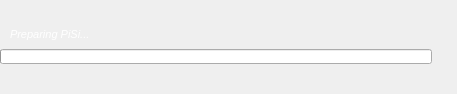
This is kde/package-manager/manager/ui/progressdialog_v4.ui in pars-linux/uludag as Qt 5 draws it before an edit. The edited form follows.
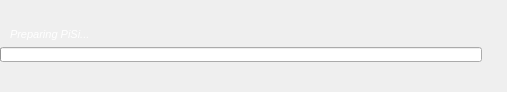
This is the edited form. Icons and pictures are not drawn.

Patch:
```diff
--- a/kde/package-manager/manager/ui/progressdialog_v4.ui
+++ b/kde/package-manager/manager/ui/progressdialog_v4.ui
@@ -6,8 +6,8 @@
    <rect>
     <x>0</x>
     <y>0</y>
-    <width>457</width>
-    <height>94</height>
+    <width>507</width>
+    <height>92</height>
    </rect>
   </property>
   <property name="sizePolicy">
@@ -19,6 +19,12 @@
   <property name="windowTitle">
    <string>Form</string>
   </property>
+  <property name="styleSheet">
+   <string notr="true">QTextEdit, QTextBrowser {
+background:rgba(0,0,0,0);
+color:white;
+}</string>
+  </property>
   <layout class="QGridLayout" name="gridLayout">
    <property name="margin">
     <number>0</number>
@@ -34,30 +40,50 @@
         <number>0</number>
        </property>
        <item>
-        <widget class="QLabel" name="operationInfo">
+        <widget class="QTextBrowser" name="operationInfo">
          <property name="sizePolicy">
-          <sizepolicy hsizetype="MinimumExpanding" vsizetype="Preferred">
+          <sizepolicy hsizetype="Expanding" vsizetype="Fixed">
            <horstretch>0</horstretch>
            <verstretch>0</verstretch>
           </sizepolicy>
          </property>
+         <property name="minimumSize">
+          <size>
+           <width>0</width>
+           <height>24</height>
+          </size>
+         </property>
+         <property name="maximumSize">
+          <size>
+           <width>16777215</width>
+           <height>24</height>
+          </size>
+         </property>
          <property name="font">
           <font>
-           <pointsize>15</pointsize>
-           <italic>true</italic>
+           <pointsize>12</pointsize>
+           <weight>75</weight>
+           <bold>true</bold>
           </font>
          </property>
-         <property name="styleSheet">
-          <string notr="true">color:white;</string>
+         <property name="frameShape">
+          <enum>QFrame::NoFrame</enum>
          </property>
-         <property name="text">
-          <string/>
+         <property name="verticalScrollBarPolicy">
+          <enum>Qt::ScrollBarAlwaysOff</enum>
          </property>
-         <property name="wordWrap">
-          <bool>false</bool>
+         <property name="horizontalScrollBarPolicy">
+          <enum>Qt::ScrollBarAlwaysOff</enum>
          </property>
-         <property name="indent">
-          <number>3</number>
+         <property name="html">
+          <string notr="true">&lt;!DOCTYPE HTML PUBLIC &quot;-//W3C//DTD HTML 4.0//EN&quot; &quot;http://www.w3.org/TR/REC-html40/strict.dtd&quot;&gt;
+&lt;html&gt;&lt;head&gt;&lt;meta name=&quot;qrichtext&quot; content=&quot;1&quot; /&gt;&lt;style type=&quot;text/css&quot;&gt;
+p, li { white-space: pre-wrap; }
+&lt;/style&gt;&lt;/head&gt;&lt;body style=&quot; font-family:'Droid Sans'; font-size:12pt; font-weight:600; font-style:normal;&quot;&gt;
+&lt;p style=&quot;-qt-paragraph-type:empty; margin-top:0px; margin-bottom:0px; margin-left:0px; margin-right:0px; -qt-block-indent:0; text-indent:0px; font-size:9pt; font-weight:400;&quot;&gt;&lt;/p&gt;&lt;/body&gt;&lt;/html&gt;</string>
+         </property>
+         <property name="textInteractionFlags">
+          <set>Qt::NoTextInteraction</set>
          </property>
         </widget>
        </item>
@@ -142,8 +168,7 @@
         </font>
        </property>
        <property name="styleSheet">
-        <string notr="true">background:rgba(0,0,0,0);
-color:white;</string>
+        <string notr="true"/>
        </property>
        <property name="frameShape">
         <enum>QFrame::NoFrame</enum>
@@ -236,7 +261,7 @@
         </font>
        </property>
        <property name="styleSheet">
-        <string notr="true">background:rgba(0,0,0,0);color:white;</string>
+        <string notr="true"/>
        </property>
        <property name="frameShape">
         <enum>QFrame::NoFrame</enum>
@@ -289,7 +314,7 @@
         </size>
        </property>
        <property name="styleSheet">
-        <string notr="true">background-color:rgba(0,0,0,0);color:white;</string>
+        <string notr="true"/>
        </property>
        <property name="frameShape">
         <enum>QFrame::NoFrame</enum>
```
Left out of the diff: 1 changed line with no effect on the pictures.
